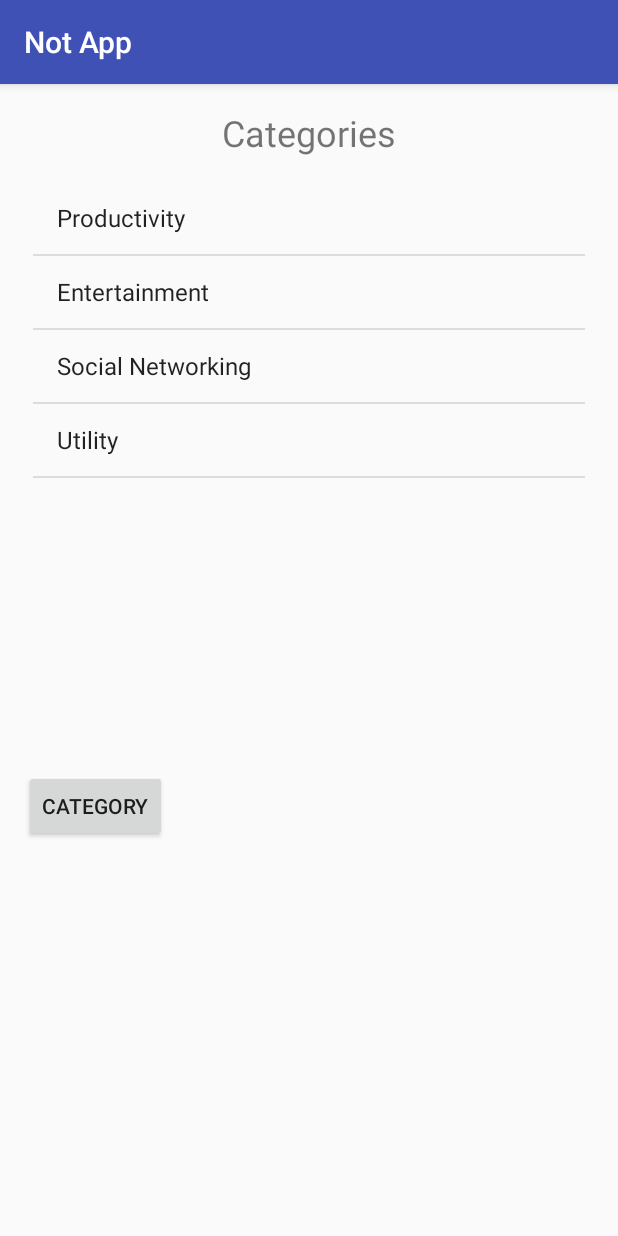
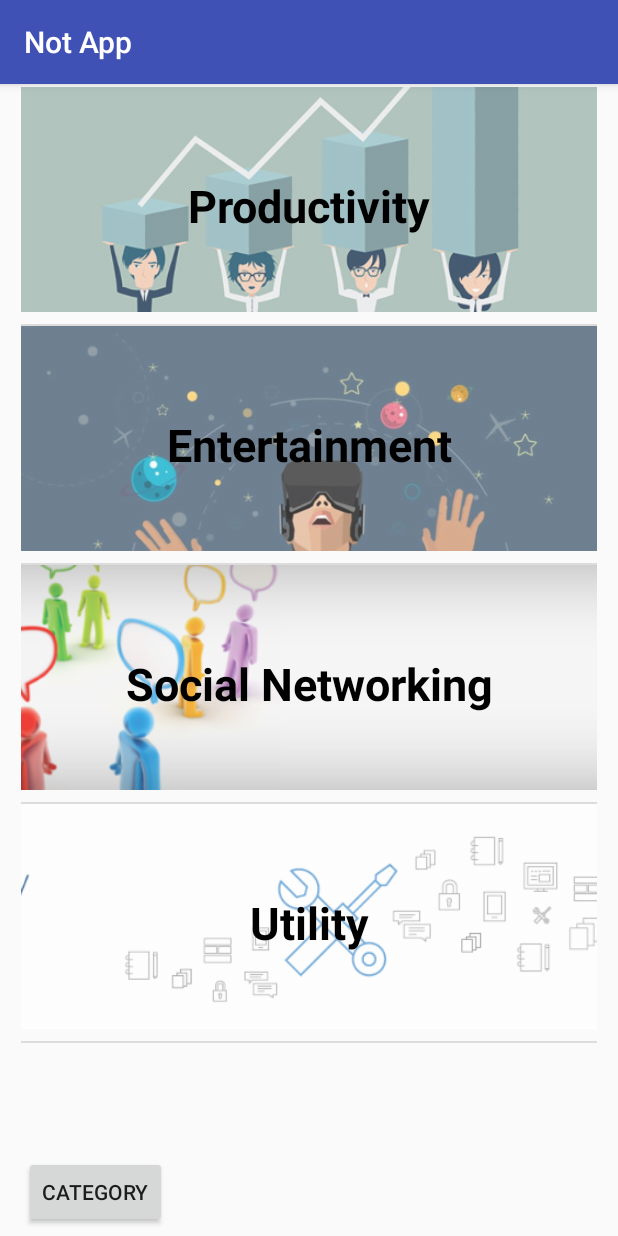
Before and after one commit to akashraj9828/NotApp, an Android app: the screen it shows after launch (MainActivity), on a phone screen of 412 x 824 dp. Run offline under Robolectric (Android 15) with nearby library versions, the phone set to English and light mode, and no system bars.

Commit message:
added custom adapter for categories

```diff
--- a/app/src/main/java/com/example/akash/notapp/Adapters/CategoryAdapter.kt
+++ b/app/src/main/java/com/example/akash/notapp/Adapters/CategoryAdapter.kt
@@ -1,7 +1,52 @@
 package com.example.akash.notapp.Adapters
+
+import android.annotation.SuppressLint
+import android.content.Context
+import android.view.LayoutInflater
+import android.view.View
+import android.view.ViewGroup
+import android.widget.BaseAdapter
+import android.widget.ImageView
+import android.widget.TextView
+import com.example.akash.notapp.Model.Category
+import com.example.akash.notapp.R
 
 /**
  * Created by Akash on 14-03-2018.
  */
-class CategoryAdapter {
+class CategoryAdapter( context:Context, categories:List<Category>):BaseAdapter() {
+    private val context=context
+    private val categories=categories
+
+    @SuppressLint("ViewHolder")
+    override fun getView(position: Int, convertView: View?, parent: ViewGroup?): View {
+
+        val categoryView:View = LayoutInflater.from(context).inflate(R.layout.category_list,null)
+
+        val category_image:ImageView=categoryView.findViewById(R.id.categoryImage)
+        val category_name:TextView=categoryView.findViewById(R.id.categoryName)
+
+        val category=categories[position]
+
+        category_name.text=category.title
+
+        val resourceId=context.resources.getIdentifier(category.image,"drawable",context.packageName)
+        category_image.setImageResource(resourceId)
+
+        return categoryView
+
+    }
+
+    override fun getItem(position: Int): Any {
+       return categories[position]
+    }
+
+    override fun getItemId(position: Int): Long {
+        return 0
+    }
+
+    override fun getCount(): Int {
+        return categories.count()
+    }
+
 }
--- a/app/src/main/java/com/example/akash/notapp/Controller/MainActivity.kt
+++ b/app/src/main/java/com/example/akash/notapp/Controller/MainActivity.kt
@@ -7,18 +7,19 @@ import android.os.Bundle
 import android.view.View
 import android.widget.Adapter
 import android.widget.ArrayAdapter
+import com.example.akash.notapp.Adapters.CategoryAdapter
 import com.example.akash.notapp.Model.Category
 import com.example.akash.notapp.R
 import com.example.akash.notapp.Services.DataService
 import kotlinx.android.synthetic.main.activity_main.*
 
 class MainActivity : AppCompatActivity() {
- lateinit var adapter:ArrayAdapter<Category>
+ lateinit var adapter:CategoryAdapter
 
     override fun onCreate(savedInstanceState: Bundle?) {
         super.onCreate(savedInstanceState)
         setContentView(R.layout.activity_main)
-        adapter= ArrayAdapter(this,android.R.layout.simple_list_item_1,DataService.catergories)
+        adapter= CategoryAdapter(this, DataService.catergories)
         categoryListView.adapter=adapter
     }
 
--- a/app/src/main/java/com/example/akash/notapp/Services/DataService.kt
+++ b/app/src/main/java/com/example/akash/notapp/Services/DataService.kt
@@ -9,10 +9,10 @@ import com.example.akash.notapp.Model.Project
  */
 object DataService {
     val catergories= listOf(
-            Category("Productivity","none"),
-            Category("Entertainment","none"),
-            Category("Social Networking","none"),
-            Category("Utility","none")
+            Category("Productivity","productivity_image"),
+            Category("Entertainment","entertainment_image"),
+            Category("Social Networking","socialnetworking_image"),
+            Category("Utility","utility_image")
     )
     val language= listOf(
             Language("C++"),
--- a/app/src/main/res/layout/activity_main.xml
+++ b/app/src/main/res/layout/activity_main.xml
@@ -11,35 +11,36 @@
         android:id="@+id/textView"
         android:layout_width="146dp"
         android:layout_height="49dp"
-        android:layout_marginEnd="8dp"
-        android:layout_marginStart="8dp"
-        android:layout_marginTop="8dp"
+        android:layout_marginTop="39dp"
         android:gravity="center"
         android:text="Categories"
         android:textSize="24sp"
+        android:visibility="gone"
         app:layout_constraintEnd_toEndOf="parent"
         app:layout_constraintStart_toStartOf="parent"
+        app:layout_constraintTop_toTopOf="parent" />
+
+    <ListView
+        android:id="@+id/categoryListView"
+        android:layout_width="384dp"
+        android:layout_height="0dp"
+        android:layout_marginBottom="22dp"
+        android:layout_marginTop="2dp"
+        app:layout_constraintBottom_toTopOf="@+id/goToCategory"
+        app:layout_constraintEnd_toStartOf="@+id/textView"
+        app:layout_constraintStart_toStartOf="@+id/textView"
         app:layout_constraintTop_toTopOf="parent" />
 
     <Button
         android:id="@+id/goToCategory"
         android:layout_width="wrap_content"
         android:layout_height="wrap_content"
+        android:layout_marginBottom="5dp"
         android:layout_marginStart="16dp"
-        android:layout_marginTop="16dp"
         android:onClick="gotoCategory"
         android:text="Category"
+        app:layout_constraintBottom_toBottomOf="parent"
         app:layout_constraintStart_toStartOf="parent"
         app:layout_constraintTop_toBottomOf="@+id/categoryListView" />
 
-    <ListView
-        android:id="@+id/categoryListView"
-        android:layout_width="368dp"
-        android:layout_height="376dp"
-        android:layout_marginEnd="8dp"
-        android:layout_marginStart="8dp"
-        android:layout_marginTop="8dp"
-        app:layout_constraintEnd_toEndOf="parent"
-        app:layout_constraintStart_toStartOf="parent"
-        app:layout_constraintTop_toBottomOf="@+id/textView" />
 </android.support.constraint.ConstraintLayout>
--- a/app/src/main/res/layout/category_list.xml
+++ b/app/src/main/res/layout/category_list.xml
@@ -1,6 +1,33 @@
 <?xml version="1.0" encoding="utf-8"?>
-<android.support.constraint.ConstraintLayout
-    xmlns:android="http://schemas.android.com/apk/res/android" android:layout_width="match_parent"
-    android:layout_height="match_parent">
+<android.support.constraint.ConstraintLayout xmlns:android="http://schemas.android.com/apk/res/android"
+    xmlns:app="http://schemas.android.com/apk/res-auto"
+    xmlns:tools="http://schemas.android.com/tools"
+    android:layout_width="match_parent"
+    android:layout_height="wrap_content">
 
+    <ImageView
+        android:id="@+id/categoryImage"
+        android:layout_width="0dp"
+        android:layout_height="150dp"
+        android:layout_marginBottom="8dp"
+        android:alpha="0.8"
+        android:scaleType="centerCrop"
+        app:layout_constraintBottom_toBottomOf="parent"
+        app:layout_constraintEnd_toEndOf="parent"
+        app:layout_constraintStart_toStartOf="parent"
+        app:srcCompat="@drawable/productivity_image" />
+
+    <TextView
+        android:id="@+id/categoryName"
+        android:layout_width="wrap_content"
+        android:layout_height="wrap_content"
+        android:gravity="center"
+        android:textColor="@android:color/black"
+        android:textSize="30sp"
+        android:textStyle="bold"
+        app:layout_constraintBottom_toBottomOf="parent"
+        app:layout_constraintEnd_toEndOf="parent"
+        app:layout_constraintStart_toStartOf="parent"
+        app:layout_constraintTop_toTopOf="parent"
+        tools:text="Productivity" />
 </android.support.constraint.ConstraintLayout>
```
